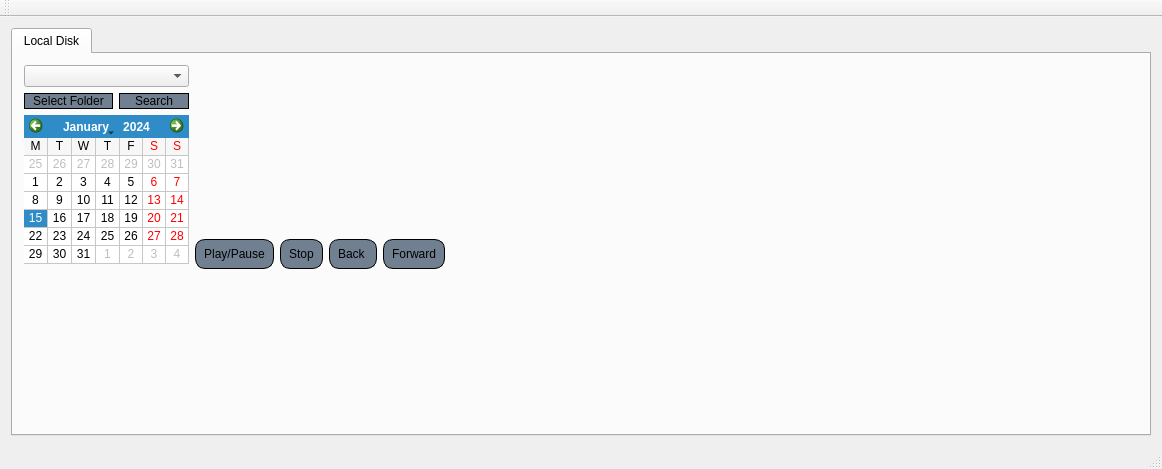
Before: the Qt Designer form player.ui in VideosWorks/QDPlayer, drawn with Qt 5.
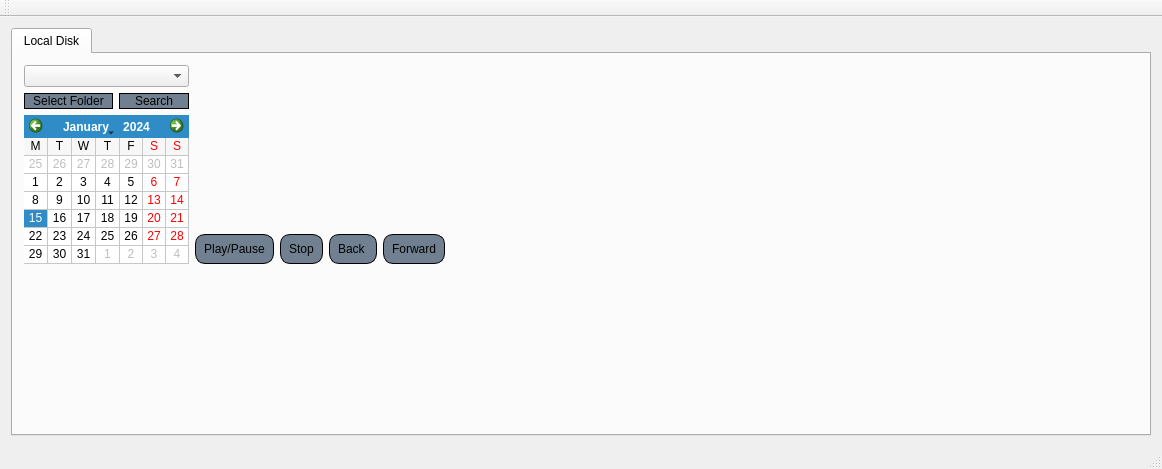
After: the same form once the commit is applied.

Commit message: backward and forward added 201805132316

What changed in the file:
```diff
--- a/player.ui
+++ b/player.ui
@@ -155,21 +155,17 @@
           <item row="0" column="0">
            <layout class="QGridLayout" name="renderer_layout">
             <property name="sizeConstraint">
-             <enum>QLayout::SetFixedSize</enum>
+             <enum>QLayout::SetMinimumSize</enum>
             </property>
-            <item row="0" column="0">
-             <spacer name="horizontalSpacer">
-              <property name="orientation">
-               <enum>Qt::Horizontal</enum>
-              </property>
-              <property name="sizeHint" stdset="0">
-               <size>
-                <width>40</width>
-                <height>20</height>
-               </size>
-              </property>
-             </spacer>
-            </item>
+            <property name="topMargin">
+             <number>5</number>
+            </property>
+            <property name="rightMargin">
+             <number>5</number>
+            </property>
+            <property name="bottomMargin">
+             <number>5</number>
+            </property>
            </layout>
           </item>
          </layout>
```
The commit also changes 1 other file.
